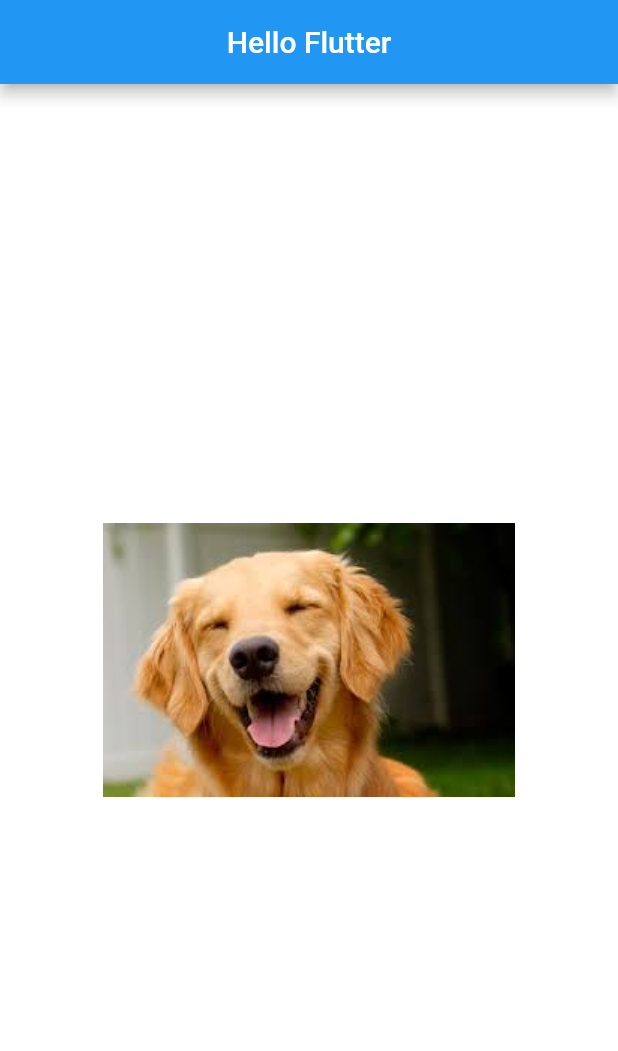
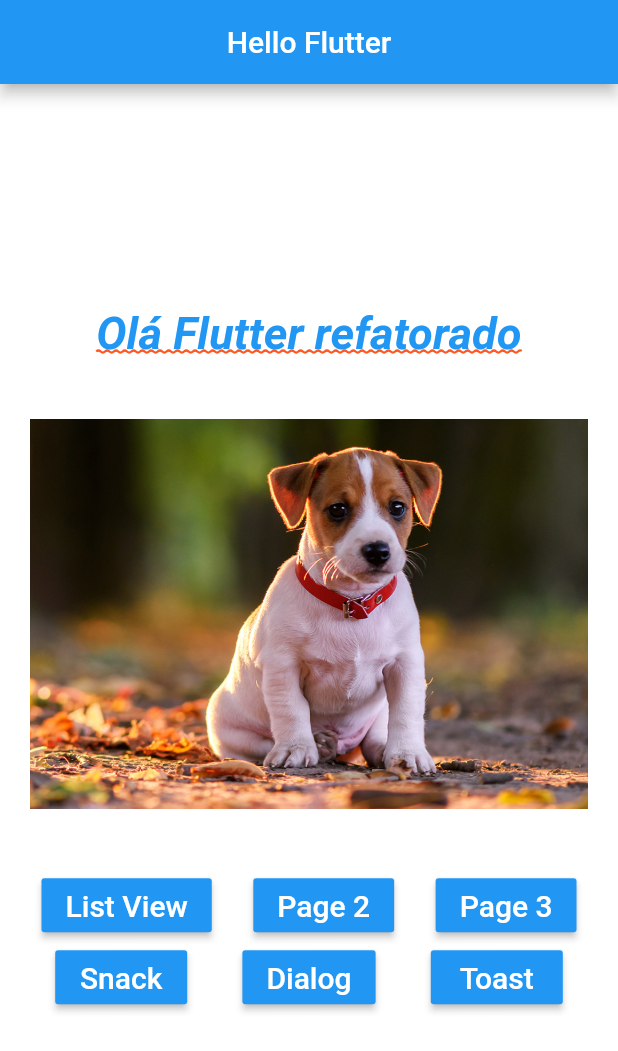
Before and after one commit to tiagoeborsanyi/estudos-flutter, a Flutter app: the screen it shows after launch, on a phone screen of 412 x 824 dp. Shown: the top 1051 px of the screen. Run offline on Flutter 3.47's test engine with Material 2 defaults, Android fonts, the phone set to English and light mode, and no system bars; missing offline and left inert: mysql1.

Commit message:
estudando margem e padding

```diff
--- a/flutter_initial/lib/home_page.dart
+++ b/flutter_initial/lib/home_page.dart
@@ -16,12 +16,55 @@ class HomePage extends StatelessWidget {
 
   _body() {
     return Container(
-//      margin: EdgeInsets.only(left: 10, top: 10),
       color: Colors.white,
-      child: Center(
-        child: _img(),
-      ),
+      child: Column(
+        mainAxisAlignment: MainAxisAlignment.center,
+        children: <Widget>[
+          _text(),
+          _pageView(),
+          _buttons()
+        ],
+      )
     );
+  }
+
+  Container _pageView() {
+    return Container(
+          margin: EdgeInsets.only(top: 20, bottom: 20),
+          height: 300,
+          child: PageView(
+            children: <Widget>[
+              _img("assets/images/dog1.png"),
+              _img("assets/images/dog2.png"),
+              _img("assets/images/dog3.png"),
+              _img("assets/images/dog4.png"),
+              _img("assets/images/dog5.png"),
+            ],
+          ),
+        );
+  }
+
+ _buttons() {
+    return Column(
+          children: <Widget>[
+            Row(
+              mainAxisAlignment: MainAxisAlignment.spaceEvenly,
+              children: <Widget>[
+                _button("List View"),
+                _button("Page 2"),
+                _button("Page 3"),
+              ],
+            ),
+            Row(
+              mainAxisAlignment: MainAxisAlignment.spaceEvenly,
+              children: <Widget>[
+                _button("Snack"),
+                _button("Dialog"),
+                _button("Toast"),
+              ],
+            )
+          ],
+        );
   }
 
   _text() {
@@ -39,7 +82,31 @@ class HomePage extends StatelessWidget {
     );
   }
 
-  _img() {
-    return Image.asset("assets/images/dog2.png");
+  _button(String text) {
+    return RaisedButton(
+      color: Colors.blue,
+      child: Text(
+        text,
+        style: TextStyle(
+          color: Colors.white,
+          fontSize: 20,
+        ),
+      ),
+      onPressed: () => _onClickOk()
+    );
+  }
+
+  void _onClickOk() {
+    print("OK!");
+  }
+
+  _img(String img) {
+    return Container(
+      margin: EdgeInsets.all(20),
+      child: Image.asset(
+        img,
+        fit: BoxFit.cover,
+      ),
+    );
   }
 }
```
